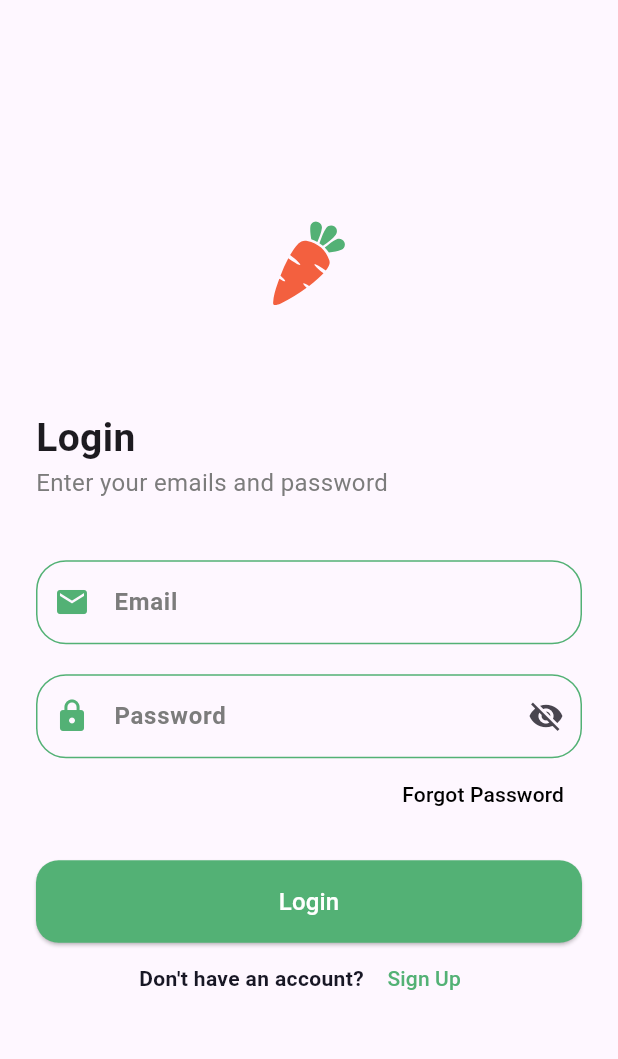
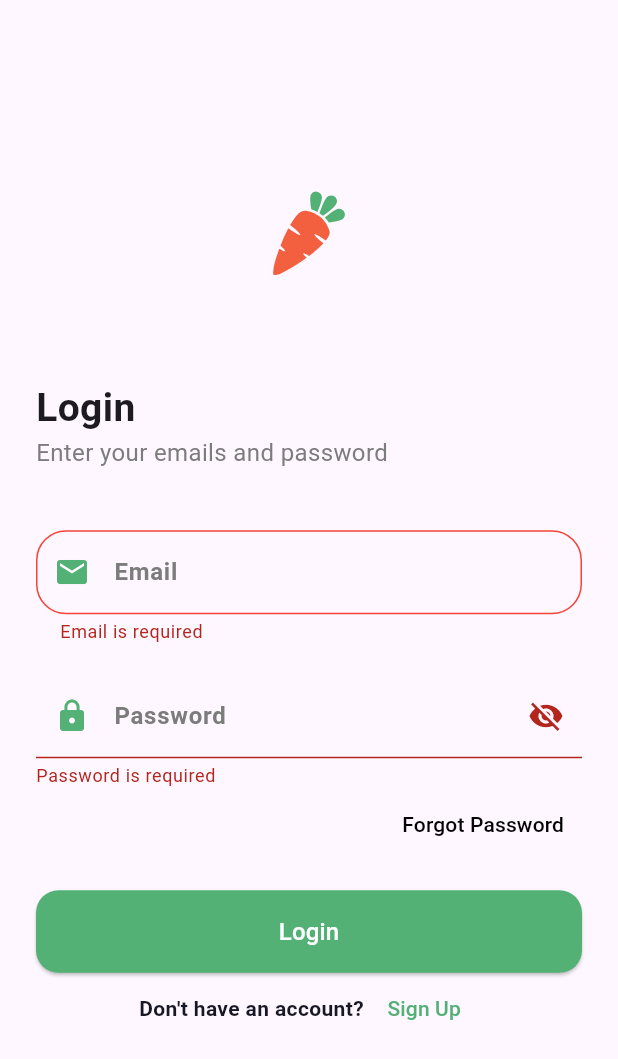
Before and after one commit to TheKnight-sss/Nectar, a Flutter app: the screen it shows after launch, after a tap on "Login", on a phone screen of 412 x 824 dp. Shown: the top 1059 px of the screen. Run offline on Flutter 3.47's test engine with Material 3 defaults, Android fonts, the phone set to English and light mode, and no system bars; our stand-ins replace flutter_svg.

Commit message:
Solved some problems

```diff
--- a/lib/core/constants/app_images.dart
+++ b/lib/core/constants/app_images.dart
@@ -2,4 +2,5 @@ class AppImages {
   static const String  logoSvg= "assets/images/LogoIcon.svg";
   static const String  carrotSvg= "assets/images/Carrot.svg";
   static const String  welcome= "assets/images/Welcome.png";
+  static const String  loc= "assets/images/Welcome.png";
 }
--- /dev/null
+++ b/lib/core/functions/email_validator.dart
@@ -0,0 +1,10 @@
+String? emailValidation(String? email) {
+  if (email == null || email.isEmpty) {
+    return "Email is required";
+  }
+  // simple email format check
+  if (!RegExp(r'^[^@]+@[^@]+\.[^@]+').hasMatch(email)) {
+    return "Enter a valid email";
+  }
+  return null;
+}
--- /dev/null
+++ b/lib/core/functions/password_validation.dart
@@ -0,0 +1,6 @@
+String? passwordValidation(String? password) {
+  if (password == null || password.isEmpty) {
+    return "Password is required";
+  }
+  return null;
+}
--- /dev/null
+++ b/lib/core/functions/username_validation.dart
@@ -0,0 +1,6 @@
+String? usernamevalidation(String? username) {
+  if (username == null || username.isEmpty) {
+    return "UserName is required";
+  }
+  return null;
+}
--- a/lib/core/widgets/custom_password_field.dart
+++ b/lib/core/widgets/custom_password_field.dart
@@ -7,13 +7,14 @@ class CustomPasswordField extends StatefulWidget {
     this.label,
     this.hint,
     this.prefixIcon,
-    this.suffix,
+    this.suffix, this.validator,
   });
 
   final String? label;
   final String? hint;
   final Widget? prefixIcon;
   final Widget? suffix;
+  final String? Function(String?)? validator;
 
   @override
   State<CustomPasswordField> createState() => _CustomTextFieldState();
@@ -24,12 +25,7 @@ class _CustomTextFieldState extends State<CustomPasswordField> {
   @override
   Widget build(BuildContext context) {
     return TextFormField(
-      validator: (value) {
-        if (value == null || value.isEmpty) {
-          return 'Please Enter Some Text';
-        }
-        return null;
-      },
+      validator: widget.validator,
       obscureText: obscureText,
       decoration: InputDecoration(
         prefixIcon: widget.prefixIcon,
--- a/lib/core/widgets/custom_text_field.dart
+++ b/lib/core/widgets/custom_text_field.dart
@@ -17,7 +17,7 @@ class CustomTextField extends StatelessWidget {
   final Widget? prefixIcon;
   final Widget? suffix;
   final bool obscureText;
-  final FormFieldValidator<String>? validator;
+  final String? Function(String?)? validator;
 
   @override
   Widget build(BuildContext context) {
--- a/lib/core/widgets/main_button.dart
+++ b/lib/core/widgets/main_button.dart
@@ -21,7 +21,7 @@ class MainButton extends StatelessWidget {
             borderRadius: BorderRadius.circular(15),
           ),
         ),
-        onPressed: () {},
+        onPressed: onPressed,
         child: Text(
           text,
           style: TextStyle(fontSize: 16, color: Appcolor.textcolor),
--- a/lib/features/auth/pages/loginscreen.dart
+++ b/lib/features/auth/pages/loginscreen.dart
@@ -1,12 +1,15 @@
 import 'package:flutter/material.dart';
 import 'package:flutter_svg/flutter_svg.dart';
 import 'package:necture_ui/core/constants/app_images.dart';
+import 'package:necture_ui/core/functions/email_validator.dart';
 import 'package:necture_ui/core/functions/navigation.dart';
+import 'package:necture_ui/core/functions/password_validation.dart';
 import 'package:necture_ui/core/utils/appcolor.dart';
 import 'package:necture_ui/core/widgets/custom_password_field.dart';
 import 'package:necture_ui/core/widgets/custom_text_field.dart';
 import 'package:necture_ui/core/widgets/main_button.dart';
 import 'package:necture_ui/features/auth/pages/signscreen.dart';
+import 'package:necture_ui/features/home/homescreen.dart';
 
 class LoginScreen extends StatefulWidget {
   const LoginScreen({super.key});
@@ -40,11 +43,17 @@ class _LoginScreenState extends State<LoginScreen> {
                     children: [
                       Text(
                         "Login",
-                        style: TextStyle(fontSize: 26, fontWeight: FontWeight.w600),
+                        style: TextStyle(
+                          fontSize: 26,
+                          fontWeight: FontWeight.w600,
+                        ),
                       ),
                       Text(
                         "Enter your emails and password",
-                        style: TextStyle(color: Appcolor.greycolor, fontSize: 16),
+                        style: TextStyle(
+                          color: Appcolor.greycolor,
+                          fontSize: 16,
+                        ),
                       ),
                     ],
                   ),
@@ -53,19 +62,15 @@ class _LoginScreenState extends State<LoginScreen> {
                     label: "Email",
                     hint: "Enter The Email",
                     prefixIcon: Icon(Icons.email, color: Appcolor.primarycolor),
-                    validator: (value) {
-                      if (value == null || value.isEmpty) {
-                        return  "Please Enter Email";
-                      }
-                      return null;
-                    },
+
+                    validator: emailValidation
                   ),
                   SizedBox(height: 20),
                   CustomPasswordField(
                     label: "Password",
                     hint: "Enter The Passwort",
                     prefixIcon: Icon(Icons.lock, color: Appcolor.primarycolor),
-
+                    validator: passwordValidation,
                   ),
                   Row(
                     mainAxisAlignment: MainAxisAlignment.end,
@@ -82,7 +87,7 @@ class _LoginScreenState extends State<LoginScreen> {
                   SizedBox(height: 20),
                   MainButton(text: "Login",onPressed: () {
                     if (formkey.currentState!.validate()) {
-                      //do logic
+                      pushwithReplacement(context, HomeScreen());
                     }
                   },),
                   Row(
@@ -90,7 +95,11 @@ class _LoginScreenState extends State<LoginScreen> {
                     children: [
                       Text(
                         "Don't have an account? ",
-                        style: TextStyle(color: Appcolor.blackColor,fontSize: 14,fontWeight: FontWeight.w600),
+                        style: TextStyle(
+                          color: Appcolor.blackColor,
+                          fontSize: 14,
+                          fontWeight: FontWeight.w600,
+                        ),
                       ),
                       TextButton(
                         onPressed: () {
--- a/pubspec.yaml
+++ b/pubspec.yaml
@@ -23,3 +23,4 @@ flutter:
     - assets/images/LogoIcon.svg
     - assets/images/Carrot.svg
     - assets/images/illustration.svg
+    - assets/images/location.svg
```
Also changed, not shown: lib/features/auth/pages/signscreen.dart (+10 -2 lines), lib/features/home/homescreen.dart (added, +15 -0 lines), lib/features/location/location.dart (added, +18 -0 lines), assets/images/location.svg (added).
